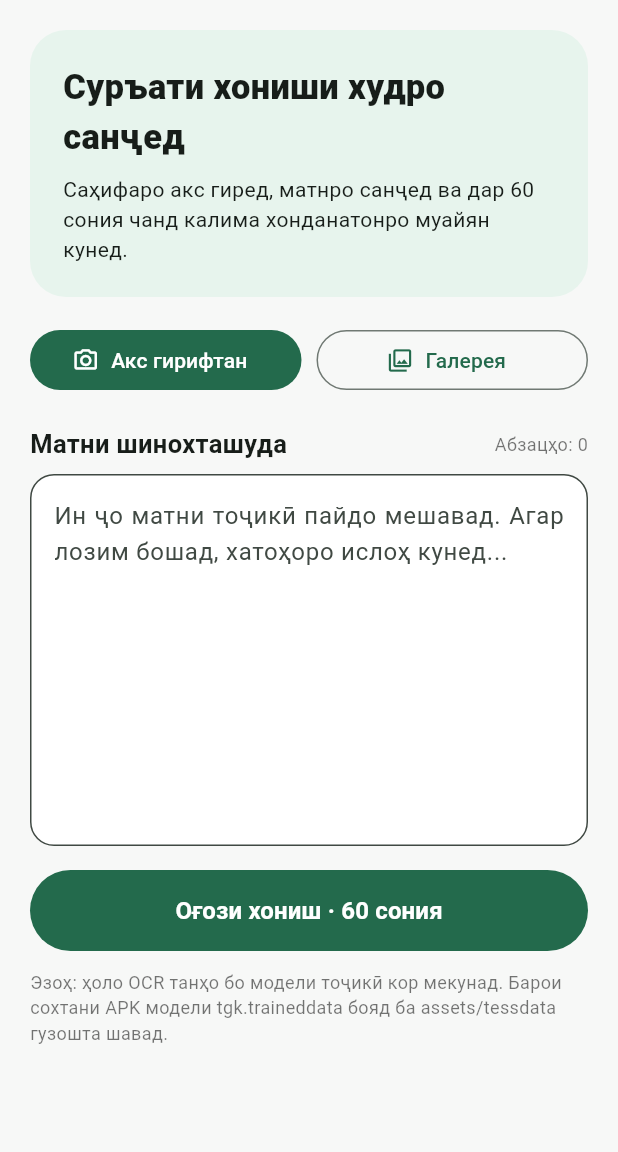
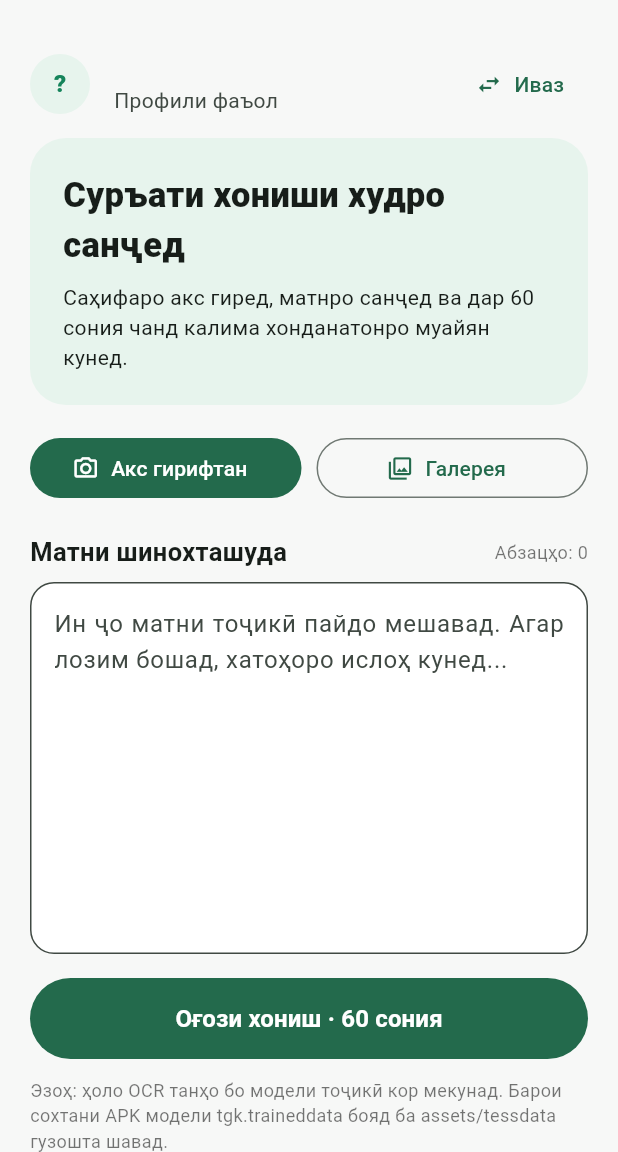
Before and after one commit to Nurullokhons/tajik-read, a Flutter app: the HomeScreen screen opened directly with empty values, on a phone screen of 412 x 824 dp, the part 84-1236 px from its top. Run offline on Flutter 3.47's test engine with Material 3 defaults, Android fonts, the phone set to English and light mode, and no system bars; our stand-ins replace image_picker; missing offline and left inert: tesseract_ocr.

Commit message:
Show active reader profile on home screen

```diff
--- a/lib/main.dart
+++ b/lib/main.dart
@@ -41,7 +41,6 @@ class ProfileSelectionScreen extends StatefulWidget {
 class _ProfileSelectionScreenState extends State<ProfileSelectionScreen> {
   List<ReaderProfile> _profiles = [];
   bool _loading = true;
-  bool _openingSavedProfile = false;
 
   @override
   void initState() {
@@ -312,6 +311,34 @@ class _HomeScreenState extends State<HomeScreen> {
         child: ListView(
           padding: const EdgeInsets.all(20),
           children: [
+            ListTile(
+              contentPadding: EdgeInsets.zero,
+              leading: CircleAvatar(
+                backgroundColor: const Color(0xFFE7F4ED),
+                child: Text(
+                  widget.profile.name.isEmpty
+                      ? '?'
+                      : widget.profile.name.characters.first.toUpperCase(),
+                  style: const TextStyle(
+                    color: Color(0xFF16845B),
+                    fontWeight: FontWeight.w800,
+                  ),
+                ),
+              ),
+              title: Text(
+                widget.profile.name,
+                style: const TextStyle(fontWeight: FontWeight.w800),
+              ),
+              subtitle: const Text('Профили фаъол'),
+              trailing: TextButton.icon(
+                onPressed: () => Navigator.of(context).pushAndRemoveUntil(
+                  MaterialPageRoute(builder: (_) => const ProfileSelectionScreen()),
+                  (route) => false,
+                ),
+                icon: const Icon(Icons.swap_horiz),
+                label: const Text('Иваз'),
+              ),
+            ),
             Container(
               padding: const EdgeInsets.all(22),
               decoration: BoxDecoration(
```
